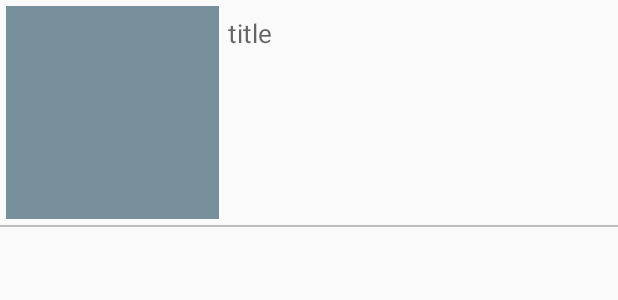
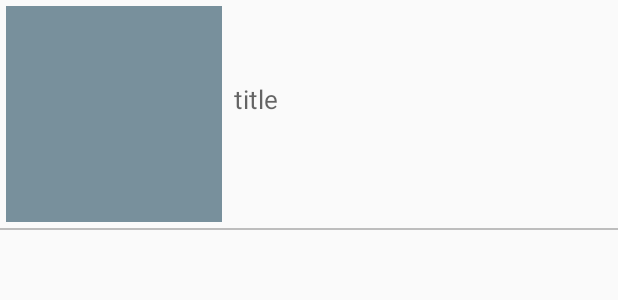
Before and after one commit to neiljaywarner/BlackTaxWhiteBenefits, an Android app: the layout recycle_item.xml on its own in the app's theme, with its tools: preview values and no code run, on a phone screen of 412 x 824 dp. Shown: the top 300 px of the screen. Run offline under Robolectric (Android 15) with nearby library versions, the phone set to English and light mode, and no system bars.

Commit message:
008-Small GUI changes

```diff
--- a/app/src/main/java/com/androidexample/blacktax/Adapter.kt
+++ b/app/src/main/java/com/androidexample/blacktax/Adapter.kt
@@ -34,7 +34,7 @@ class Adapter(val myList: MutableList<RecycleDTO>): RecyclerView.Adapter<Adapter
             Picasso.get().load(myList[position].imageBlogURL).into(holder.imageView)
         } else {
             // Load default image.
-            Picasso.get().load(R.drawable.noimage).into(holder.imageView)
+            Picasso.get().load(R.drawable.no_image).into(holder.imageView)
         }
     }
 
--- a/app/src/main/java/com/androidexample/blacktax/WebViewActivity.kt
+++ b/app/src/main/java/com/androidexample/blacktax/WebViewActivity.kt
@@ -52,7 +52,7 @@ class WebViewActivity: AppCompatActivity() {
             Picasso.get().load(blogArticleData[2]).into(imgWebView)
         } else {
             // Load default image.
-            Picasso.get().load(R.drawable.noimage).into(imgWebView)
+            Picasso.get().load(R.drawable.no_image).into(imgWebView)
         }
 
 
--- a/app/src/main/res/layout/recycle_item.xml
+++ b/app/src/main/res/layout/recycle_item.xml
@@ -7,43 +7,53 @@
         >
 
         <RelativeLayout xmlns:android="http://schemas.android.com/apk/res/android"
-                      android:orientation="vertical"
+                      android:orientation="horizontal"
                       android:layout_width="match_parent"
                       android:layout_height="wrap_content"
                         android:padding="4dp"
         >
 
-                <!-- This view is slightly bigger than the blog image -->
-                <ImageView
-                        android:id="@+id/imgBlogBackground"
+                <!-- acts as an imageview -->
+                <RelativeLayout
+                        android:id="@+id/rlrecycleitem"
                         android:layout_width="@dimen/imgBlogSizeBorder"
                         android:layout_height="@dimen/imgBlogSizeBorder"
                         android:background="#78909C"
-                />
+                        android:paddingLeft="2dp"
+
+                >
+
+                        <!-- This view is slightly bigger than imgBlogGraphic -->
+                        <!--<ImageView-->
+                                <!--android:id="@+id/imgBlogBackground"-->
+                                <!--android:layout_width="@dimen/imgBlogSizeBorder"-->
+                                <!--android:layout_height="@dimen/imgBlogSizeBorder"-->
+                                <!--android:background="#78909C"-->
+                                <!--android:scaleType="fitCenter"-->
+                        <!--/>-->
 
                         <ImageView
                                 android:id="@+id/imgBlogGraphic"
-                        android:paddingLeft="8dp"
-                        android:paddingRight="8dp"
-                        android:paddingTop="4dp"
-                        android:paddingBottom="4dp"
+                                android:padding="4dp"
                                 android:layout_width="@dimen/imgBlogSize"
                                 android:layout_height="@dimen/imgBlogSize"
                                 android:scaleType="fitCenter"
                         >
                         </ImageView>
+                </RelativeLayout>
 
+                <!-- android:paddingBottom="20dp" - makes the centering look just a bit better -->
                 <TextView
                         android:id="@+id/txtTitle"
+                        android:layout_width="wrap_content"
+                        android:layout_height="wrap_content"
                         android:paddingLeft="8dp"
                         android:paddingRight="8dp"
-                        android:paddingTop="6dp"
-                        android:paddingBottom="6dp"
                         android:hint="title"
-                        android:layout_toRightOf="@+id/imgBlogGraphic"
-                        android:layout_width="wrap_content"
-                        android:layout_height="wrap_content"
                         android:textSize="17sp"
+                        android:paddingBottom="20dp"
+                        android:layout_centerVertical="true"
+                        android:layout_toRightOf="@+id/rlrecycleitem"
                                 >
                 </TextView>
         </RelativeLayout>
--- a/app/src/main/res/values/dimens.xml
+++ b/app/src/main/res/values/dimens.xml
@@ -3,7 +3,7 @@
     <dimen name="pageButtonSize">60dp</dimen>
 
     <!-- imgBlogSizeBorder should be 2dp bigger than imgBlogSize! -->
-    <dimen name="imgBlogSizeBorder">142dp</dimen>
+    <dimen name="imgBlogSizeBorder">144dp</dimen>
     <dimen name="imgBlogSize">140dp</dimen>
     <!--<dimen name="htmlTextSize">22sp</dimen>-->
 </resources>
--- a/app/src/main/res/values/strings.xml
+++ b/app/src/main/res/values/strings.xml
@@ -1,3 +1,3 @@
 <resources>
-    <string name="app_name">BlackTax</string>
+    <string name="app_name">Black Tax and White Benefits</string>
 </resources>
```
Also changed, not shown: app/src/main/AndroidManifest.xml (+9 -6 lines), app/src/main/res/layout/activity_main.xml (+16 -4 lines), app/src/main/res/drawable/no_image.jpg (added), app/src/main/res/drawable/noimage.png (deleted). Lines whose indentation alone changed are shown as unchanged.
